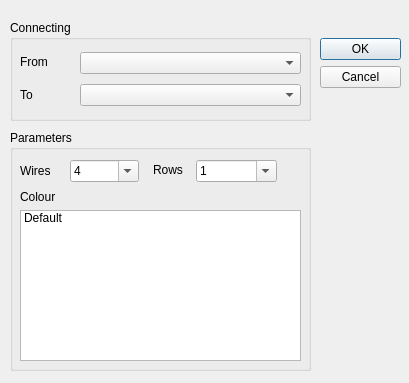
Before: the Qt Designer form iot-developer/mainwindow/newconnectionitemdialog.ui in clixx-io/clixx.io, drawn with Qt 5.
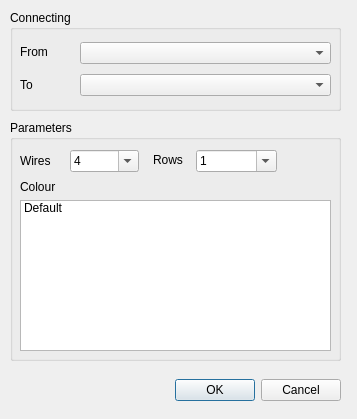
After: the same form once the commit is applied.

Commit message: Move buttons to the bottom

Patch:
```diff
--- a/iot-developer/mainwindow/newconnectionitemdialog.ui
+++ b/iot-developer/mainwindow/newconnectionitemdialog.ui
@@ -6,8 +6,8 @@
    <rect>
     <x>0</x>
     <y>0</y>
-    <width>409</width>
-    <height>383</height>
+    <width>357</width>
+    <height>419</height>
    </rect>
   </property>
   <property name="windowTitle">
@@ -16,14 +16,14 @@
   <widget class="QDialogButtonBox" name="buttonBox">
    <property name="geometry">
     <rect>
-     <x>320</x>
-     <y>38</y>
-     <width>81</width>
-     <height>241</height>
+     <x>80</x>
+     <y>370</y>
+     <width>261</width>
+     <height>41</height>
     </rect>
    </property>
    <property name="orientation">
-    <enum>Qt::Vertical</enum>
+    <enum>Qt::Horizontal</enum>
    </property>
    <property name="standardButtons">
     <set>QDialogButtonBox::Cancel|QDialogButtonBox::Ok</set>
@@ -33,8 +33,8 @@
    <property name="geometry">
     <rect>
      <x>10</x>
-     <y>130</y>
-     <width>301</width>
+     <y>120</y>
+     <width>331</width>
      <height>241</height>
     </rect>
    </property>
@@ -169,7 +169,7 @@
      <rect>
       <x>10</x>
       <y>80</y>
-      <width>281</width>
+      <width>311</width>
       <height>151</height>
      </rect>
     </property>
@@ -197,8 +197,8 @@
    <property name="geometry">
     <rect>
      <x>10</x>
-     <y>20</y>
-     <width>301</width>
+     <y>10</y>
+     <width>331</width>
      <height>101</height>
     </rect>
    </property>
@@ -210,7 +210,7 @@
      <rect>
       <x>70</x>
       <y>32</y>
-      <width>221</width>
+      <width>251</width>
       <height>22</height>
      </rect>
     </property>
@@ -220,7 +220,7 @@
      <rect>
       <x>70</x>
       <y>64</y>
-      <width>221</width>
+      <width>251</width>
       <height>22</height>
      </rect>
     </property>
```
The commit also changes 1 other file.
